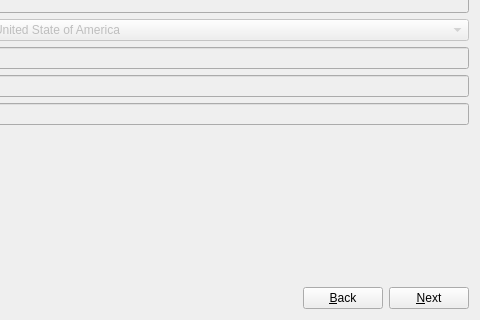
First picture: the form in oobwizard/ui/endUserRegistrationStep.ui, repository bluusystemsinc/bluu, before the edit; both pictures show x 160 to 640 and y 160 to 480 of the 640 by 480 pixel window.
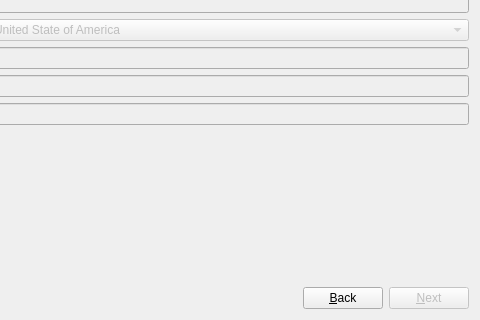
Second picture: the form after the edit.

Commit message: validating end user info fields

What changed in the file:
```diff
--- a/oobwizard/ui/endUserRegistrationStep.ui
+++ b/oobwizard/ui/endUserRegistrationStep.ui
@@ -253,6 +253,9 @@
      </item>
      <item>
       <widget class="QPushButton" name="nextButton">
+       <property name="enabled">
+        <bool>false</bool>
+       </property>
        <property name="text">
         <string>&amp;Next</string>
        </property>
```
The commit also changes 2 other files.
